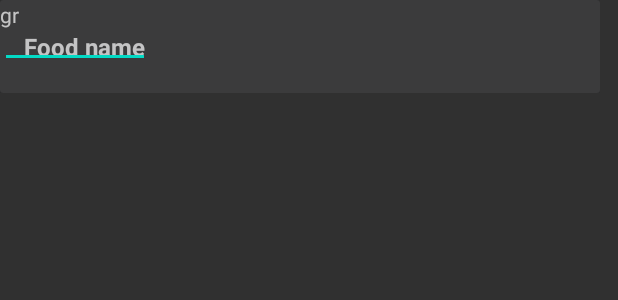
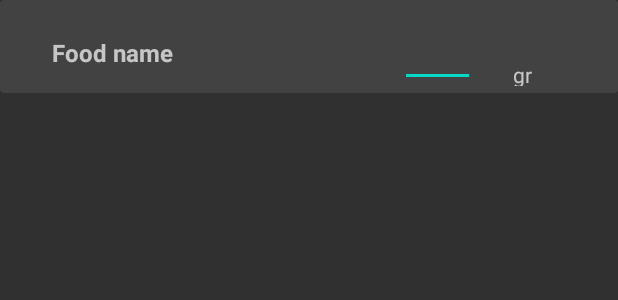
Before and after one commit to cbeniddir/InsuBete_ML, an Android app: the layout quantity_items.xml on its own in the app's theme, with its tools: preview values and no code run, on a phone screen of 412 x 824 dp. Shown: the top 300 px of the screen. Run offline under Robolectric (Android 15) with nearby library versions, the phone set to English and light mode, and no system bars.

Commit message:
some design

```diff
--- a/app/src/main/java/com/example/insubete_ml/ManualActivity.java
+++ b/app/src/main/java/com/example/insubete_ml/ManualActivity.java
@@ -4,6 +4,7 @@ import android.content.res.AssetManager;
 import android.os.Bundle;
 import android.util.Log;
 import android.view.View;
+import android.widget.AdapterView;
 import android.widget.ListView;
 import android.widget.ProgressBar;
 import android.widget.TextView;
@@ -95,6 +96,7 @@ public class ManualActivity extends AppCompatActivity {
                         adapter = new Adapter(this, names, gis);
                         recyclerView.setAdapter(adapter);
 
+
                     } catch (IOException e) {
                         e.printStackTrace();
                     } catch (BiffException e) {
--- a/app/src/main/res/layout/quantity_items.xml
+++ b/app/src/main/res/layout/quantity_items.xml
@@ -3,25 +3,24 @@
     xmlns:android="http://schemas.android.com/apk/res/android"
     xmlns:app="http://schemas.android.com/apk/res-auto"
     xmlns:tools="http://schemas.android.com/tools"
-    android:layout_width="400dp"
+    android:layout_width="match_parent"
     android:layout_height="wrap_content"
-    android:orientation="vertical"
-    android:background="@color/colorRecycler">
+    android:orientation="vertical">
 
     <androidx.cardview.widget.CardView
-        android:layout_width="0dp"
+        android:id="@+id/quantity_items_card"
+        android:layout_width="match_parent"
         android:layout_height="wrap_content"
         android:padding="10dp"
         app:layout_constraintBottom_toBottomOf="parent"
         app:layout_constraintEnd_toEndOf="parent"
         app:layout_constraintStart_toStartOf="parent"
-        app:layout_constraintTop_toTopOf="parent"
-        android:background="@color/colorRecycler">
+        app:layout_constraintTop_toTopOf="parent">
 
         <androidx.constraintlayout.widget.ConstraintLayout
+            android:id="@+id/quantity_items_layout"
             android:layout_width="match_parent"
-            android:layout_height="62dp"
-            android:background="@color/colorRecycler">
+            android:layout_height="62dp">
 
             <TextView
                 android:id="@+id/name"
@@ -29,9 +28,9 @@
                 android:layout_height="wrap_content"
                 android:layout_marginStart="8dp"
                 android:layout_marginLeft="8dp"
-                android:layout_marginTop="20dp"
-                android:layout_marginEnd="220dp"
-                android:layout_marginRight="220dp"
+                android:layout_marginTop="24dp"
+                android:layout_marginEnd="8dp"
+                android:layout_marginRight="8dp"
                 android:text="Food name"
                 android:textSize="16sp"
                 android:textStyle="bold"
@@ -42,20 +41,31 @@
 
             <EditText
                 android:id="@+id/quantityfoodtext"
-                android:layout_width="100dp"
+                android:layout_width="50dp"
                 android:layout_height="wrap_content"
+                android:layout_marginStart="133dp"
+                android:layout_marginLeft="133dp"
+                android:layout_marginTop="16dp"
+                android:layout_marginEnd="8dp"
+                android:layout_marginRight="8dp"
+                android:layout_marginBottom="8dp"
                 android:ems="10"
                 android:inputType="number"
-                tools:layout_editor_absoluteX="253dp"
-                tools:layout_editor_absoluteY="9dp" />
+                app:layout_constraintBottom_toBottomOf="parent"
+                app:layout_constraintEnd_toStartOf="@+id/textView"
+                app:layout_constraintHorizontal_bias="1.0"
+                app:layout_constraintStart_toEndOf="@+id/name"
+                app:layout_constraintTop_toTopOf="parent" />
 
             <TextView
                 android:id="@+id/textView"
-                android:layout_width="wrap_content"
-                android:layout_height="wrap_content"
+                android:layout_width="52dp"
+                android:layout_height="17dp"
+                android:layout_marginTop="40dp"
                 android:text="gr"
-                tools:layout_editor_absoluteX="353dp"
-                tools:layout_editor_absoluteY="27dp" />
+                app:layout_constraintEnd_toEndOf="parent"
+                app:layout_constraintStart_toEndOf="@+id/quantityfoodtext"
+                app:layout_constraintTop_toTopOf="parent" />
 
         </androidx.constraintlayout.widget.ConstraintLayout>
 
```
Also changed, not shown: app/src/main/java/com/example/insubete_ml/Adapter.java (+10 -0 lines), app/src/main/java/com/example/insubete_ml/QuantityAdapter.java (+13 -0 lines), app/src/main/res/layout/food_items.xml (+6 -7 lines).
